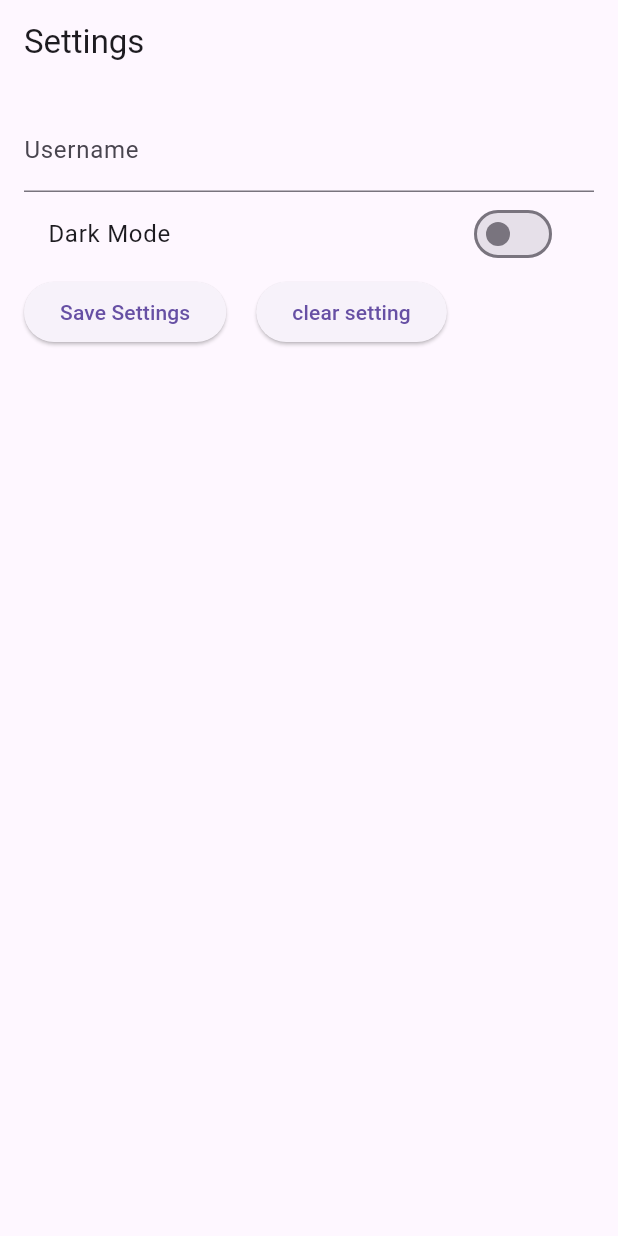
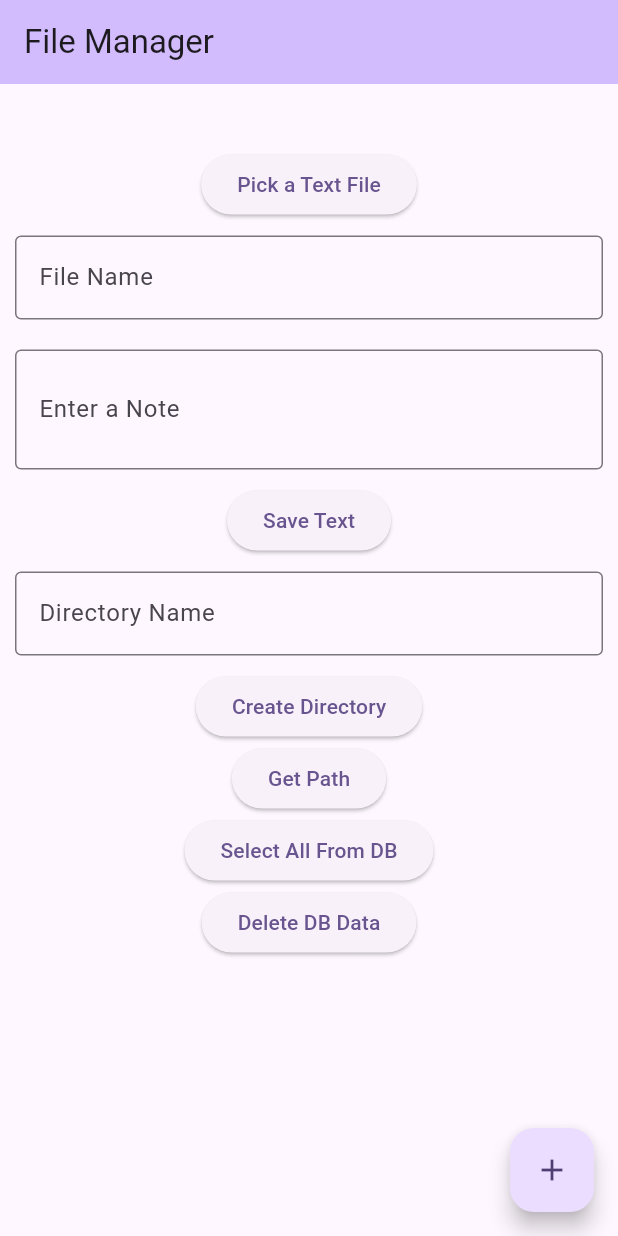
Before and after one commit to alhijrymawada-create/wajebat_app, a Flutter app: the screen it shows after launch, on a phone screen of 412 x 824 dp. Run offline on Flutter 3.47's test engine with Material 3 defaults, Android fonts, the phone set to English and light mode, and no system bars; our stand-ins replace file_picker, permission_handler, sqflite; accounts and stored records are empty.

Commit message:
added new code in main.dart

```diff
--- a/lib/main.dart
+++ b/lib/main.dart
@@ -1,86 +1,204 @@
+import 'dart:io';
 import 'package:flutter/material.dart';
-import 'package:shared_preferences/shared_preferences.dart';
+import 'package:flutter/foundation.dart';
+import 'package:file_picker/file_picker.dart';
+import 'textfiles.dart';
+import 'sqldb.dart';
+
+String x = "";
 
 void main() {
-  runApp(SettingsPage());
-}
-class SettingsPage extends StatefulWidget {
-  @override
-  _SettingsPageState createState() => _SettingsPageState();
+  runApp(const MyApp());
 }
 
-class _SettingsPageState extends State<SettingsPage> {
-  TextEditingController _usernameController = TextEditingController();
-  bool _darkModeEnabled = false;
-
-  @override
-  void initState() {
-    super.initState();
-    _loadSettings();
-  }
-
-  // Method to load saved settings
-  Future<void> _loadSettings() async {
-    final prefs = await SharedPreferences.getInstance();
-    setState(() {
-      _usernameController.text = prefs.getString('username') ?? '';
-      _darkModeEnabled = prefs.getBool('darkMode') ?? false;
-    });
-  }
-
-  // Method to save settings
-  Future<void> _saveSettings() async {
-    final prefs = await SharedPreferences.getInstance();
-    await prefs.setString('username', _usernameController.text);
-    await prefs.setBool('darkMode', _darkModeEnabled);
-    print('Settings saved');
-  }
-
-  // Method to Delete settings
-  Future<void> _clearSettings() async {
-    final prefs = await SharedPreferences.getInstance();
-    await prefs.remove('username'); // Remove username
-    await prefs.remove('darkMode'); // Remove dark mode preference
-  }
+class MyApp extends StatelessWidget {
+  const MyApp({super.key});
 
   @override
   Widget build(BuildContext context) {
     return MaterialApp(
-      home: Scaffold(
-        appBar: AppBar(title: Text('Settings')),
-        body: Padding(
-          padding: const EdgeInsets.all(16.0),
+      title: 'File Manager',
+      theme: ThemeData(
+        colorScheme: ColorScheme.fromSeed(seedColor: Colors.deepPurple),
+        useMaterial3: true,
+      ),
+      home: const MyHomePage(title: 'File Manager'),
+    );
+  }
+}
+
+class MyHomePage extends StatefulWidget {
+  const MyHomePage({super.key, required this.title});
+
+  final String title;
+
+  @override
+  State<MyHomePage> createState() => _MyHomePageState();
+}
+
+class _MyHomePageState extends State<MyHomePage> {
+  SqlDb sqlDb = SqlDb();
+  Textfiles fileobj = Textfiles();
+
+  File? selectedFile;
+  String fileContent = "";
+
+  TextEditingController newnote = TextEditingController();
+  TextEditingController filename = TextEditingController();
+  TextEditingController dirName = TextEditingController();
+
+  // ------------ التعديل هنا --------------------
+  Future pickFile() async {
+    try {
+      final result = await FilePicker.platform.pickFiles(
+        type: FileType.custom,
+        allowedExtensions: ['txt'],
+        withData: true, // مهم للويب
+      );
+
+      if (result == null) {
+        print("User cancelled");
+        return;
+      }
+
+      final picked = result.files.single;
+
+      if (kIsWeb) {
+        /// الويب: لا يوجد path → نستخدم bytes
+        final bytes = picked.bytes;
+        if (bytes != null) {
+          fileContent = String.fromCharCodes(bytes);
+        } else {
+          fileContent = "No data available";
+        }
+      } else {
+        /// Android / iOS
+        final path = picked.path;
+        if (path != null) {
+          selectedFile = File(path);
+          fileContent = await fileobj.readTextFile2(selectedFile);
+        }
+      }
+
+      setState(() {});
+    } catch (e) {
+      print("Pick error: $e");
+    }
+  }
+  // ------------------------------------------------
+
+  @override
+  Widget build(BuildContext context) {
+    return Scaffold(
+      appBar: AppBar(
+        backgroundColor: Theme.of(context).colorScheme.inversePrimary,
+        title: Text(widget.title),
+      ),
+      body: SingleChildScrollView(
         child: Column(
           children: [
-              TextField(
-                controller: _usernameController,
-                decoration: InputDecoration(labelText: 'Username'),
+            const SizedBox(height: 10),
+
+            Text(
+              fileContent,
+              style: const TextStyle(fontSize: 16),
             ),
-              SwitchListTile(
-                title: Text('Dark Mode'),
-                value: _darkModeEnabled,
-                onChanged: (bool value) {
+
+            const SizedBox(height: 10),
+
+            ElevatedButton(
+              onPressed: pickFile,
+              child: const Text('Pick a Text File'),
+            ),
+
+            Padding(
+              padding: const EdgeInsets.all(10),
+              child: TextField(
+                controller: filename,
+                decoration: const InputDecoration(
+                  border: OutlineInputBorder(),
+                  labelText: 'File Name',
+                ),
+              ),
+            ),
+
+            Padding(
+              padding: const EdgeInsets.all(10),
+              child: TextField(
+                controller: newnote,
+                maxLines: 2,
+                decoration: const InputDecoration(
+                  border: OutlineInputBorder(),
+                  labelText: 'Enter a Note',
+                ),
+              ),
+            ),
+
+            ElevatedButton(
+              onPressed: () async {
+                await fileobj.saveTextFile(filename.text, newnote.text);
                 setState(() {
-                    _darkModeEnabled = value;
+                  x = newnote.text;
+                  filename.clear();
+                  newnote.clear();
                 });
               },
+              child: const Text('Save Text'),
             ),
-              Row(
-                children: [
+
+            Padding(
+              padding: const EdgeInsets.all(10),
+              child: TextField(
+                controller: dirName,
+                decoration: const InputDecoration(
+                  border: OutlineInputBorder(),
+                  labelText: 'Directory Name',
+                ),
+              ),
+            ),
+
             ElevatedButton(
-                    onPressed: _saveSettings,
-                    child: Text('Save Settings'),
+              onPressed: () async {
+                await fileobj.creatDir(dirName.text);
+              },
+              child: const Text('Create Directory'),
             ),
-                  SizedBox(width: 20,),
+
             ElevatedButton(
-                    onPressed: _clearSettings,
-                    child: Text('clear setting'),
+              onPressed: () async {
+                await fileobj.getthepath();
+              },
+              child: const Text('Get Path'),
             ),
-                ],
+
+            ElevatedButton(
+              onPressed: () async {
+                List<Map> response =
+                await sqlDb.readData("SELECT * FROM department");
+                print(response);
+              },
+              child: const Text('Select All From DB'),
+            ),
+
+            ElevatedButton(
+              onPressed: () async {
+                int response = await sqlDb.deleteData("DELETE FROM std_info2");
+                print(response);
+              },
+              child: const Text('Delete DB Data'),
             ),
           ],
         ),
       ),
+
+      floatingActionButton: FloatingActionButton(
+        onPressed: () async {
+          String temp = await fileobj.readTextFile();
+          setState(() {
+            fileContent = temp;
+          });
+        },
+        child: const Icon(Icons.add),
       ),
     );
   }
--- /dev/null
+++ b/lib/textfiles.dart
@@ -0,0 +1,76 @@
+import 'dart:io';
+import 'package:path_provider/path_provider.dart';
+import 'package:permission_handler/permission_handler.dart';
+import 'sqldb.dart';
+
+class Textfiles {
+  SqlDb sqlDb = SqlDb();
+
+  Future<String> readTextFile() async {
+    final Directory tempDir = await getTemporaryDirectory();
+    final File file = File('${tempDir.path}/file_picker/hihihi.text');
+
+    if (!await file.exists()) return "File not found";
+
+    return await file.readAsString();
+  }
+
+  Future<String> readTextFile2(File? filepath) async {
+    if (filepath == null) return "No file";
+
+    List<String> lines = await filepath.readAsLines();
+    int count = 0;
+
+    for (var line in lines) {
+      List<String> s = line.split(",");
+
+      if (count > 6 && s[0] != "") {
+        String sqlQ =
+            "INSERT INTO std_info2 (StdID, DeptID, StdName, level) VALUES ('${s[2]}','1','${s[1]}','4')";
+        await sqlDb.insertData(sqlQ);
+      }
+
+      count++;
+    }
+
+    return lines.length > 2 ? lines[2] : "";
+  }
+
+  Future saveTextFile(String filename, String content) async {
+    var status = await Permission.storage.request();
+
+    if (!status.isGranted) {
+      print("No permission");
+      return;
+    }
+
+    final file = File('/storage/emulated/0/Documents/$filename.txt');
+
+    await file.writeAsString(content);
+  }
+
+  Future creatDir(String dirname) async {
+    var status = await Permission.storage.request();
+
+    if (!status.isGranted) return;
+
+    final Directory dir = Directory('/storage/emulated/0/$dirname');
+
+    if (!await dir.exists()) {
+      await dir.create();
+    }
+
+    final File file = File('${dir.path}/sample.txt');
+    await file.writeAsString("Directory created successfully");
+  }
+
+  Future getthepath() async {
+    final temp = await getTemporaryDirectory();
+    final appSupport = await getApplicationSupportDirectory();
+    final docs = await getApplicationDocumentsDirectory();
+
+    print("Temp: $temp");
+    print("Support: $appSupport");
+    print("Docs: $docs");
+  }
+}
```
Also changed, not shown: lib/sqldb.dart (added, +99 -0 lines). Lines whose indentation alone changed are shown as unchanged.
